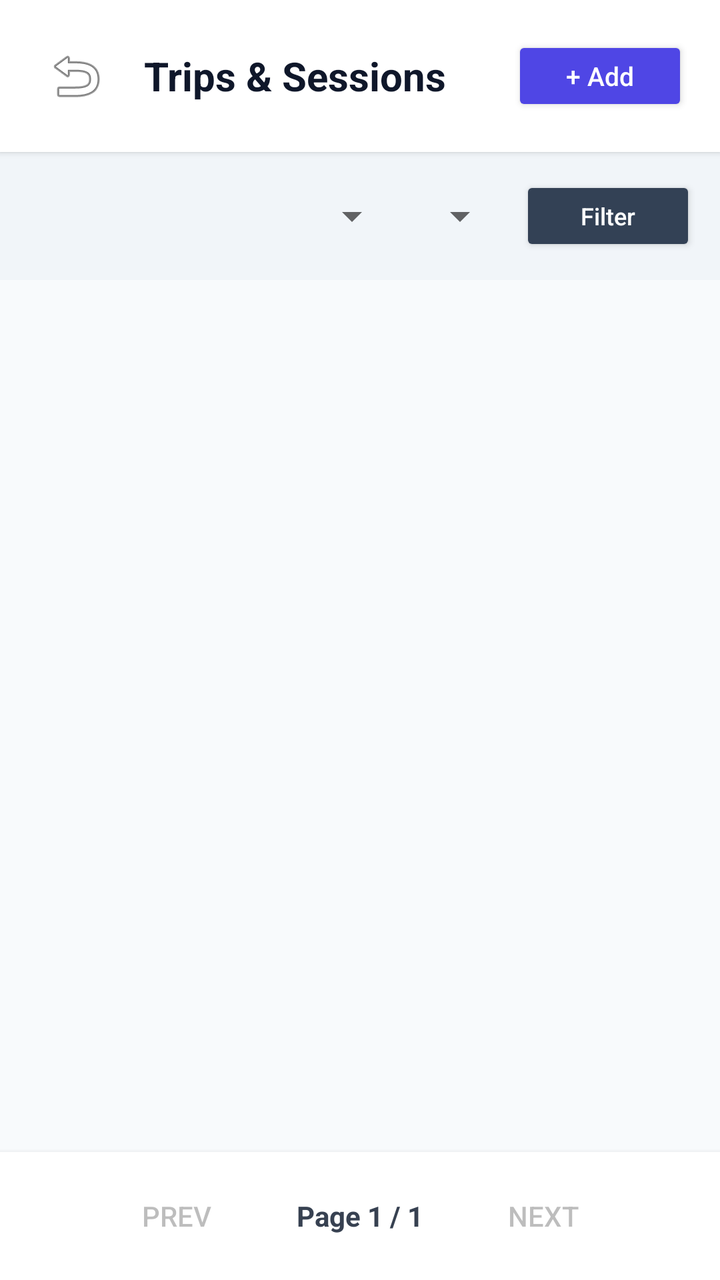
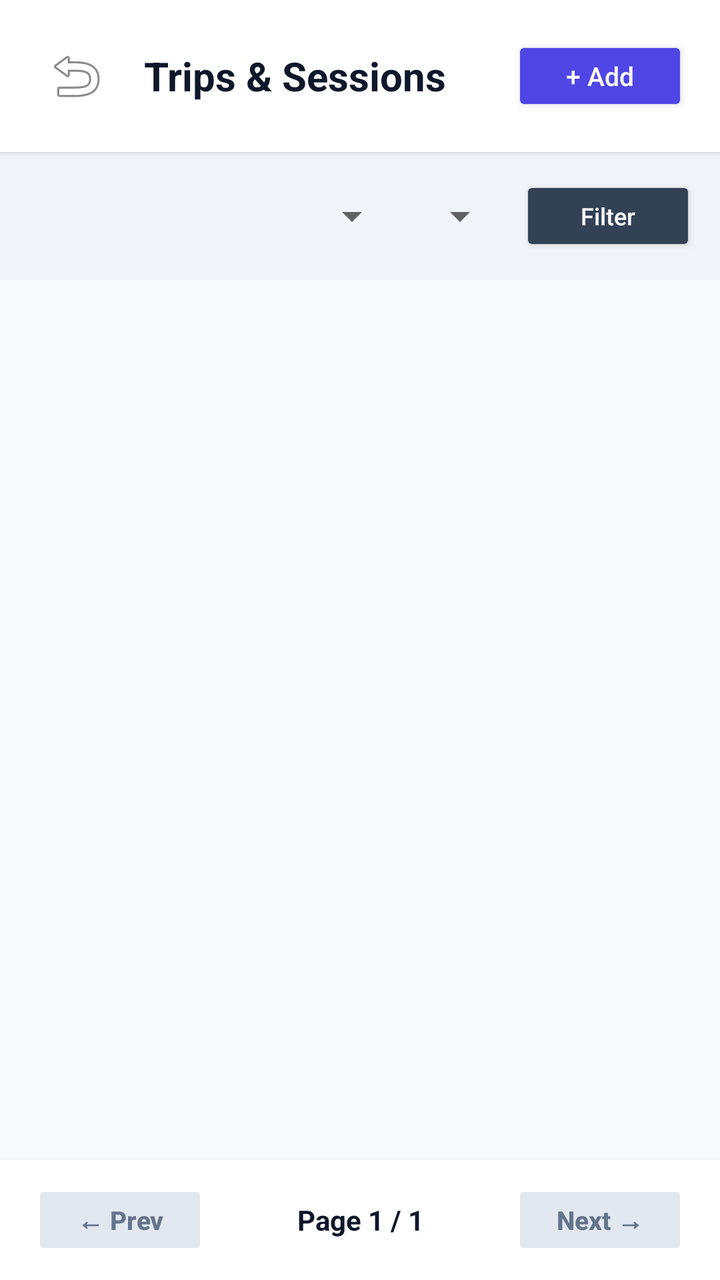

Two renders of the same Android screen: before a commit and after it. Below are the layout's source before the change and the commit's diff.
<!-- AndroidManifest.xml: application theme Theme.LocationService -->
<!-- res/layout/activity_sessions.xml -->
<?xml version="1.0" encoding="utf-8"?>
<LinearLayout xmlns:android="http://schemas.android.com/apk/res/android"
    android:layout_width="match_parent"
    android:layout_height="match_parent"
    android:orientation="vertical"
    android:background="#F8FAFC"
    android:fitsSystemWindows="true">

    
    <LinearLayout
        android:layout_width="match_parent"
        android:layout_height="wrap_content"
        android:orientation="horizontal"
        android:gravity="center_vertical"
        android:padding="16dp"
        android:background="#FFFFFF"
        android:elevation="2dp">

        <ImageButton
            android:id="@+id/btnBack"
            android:layout_width="44dp"
            android:layout_height="44dp"
            android:background="?attr/selectableItemBackgroundBorderless"
            android:src="@android:drawable/ic_menu_revert"
            android:contentDescription="Back" />

        <TextView
            android:layout_width="0dp"
            android:layout_height="wrap_content"
            android:layout_weight="1"
            android:layout_marginStart="12dp"
            android:text="Trips &amp; Sessions"
            android:textSize="20sp"
            android:textStyle="bold"
            android:textColor="#0F172A" />

        <Button
            android:id="@+id/btnAddSession"
            android:layout_width="wrap_content"
            android:layout_height="40dp"
            android:text="+ Add"
            android:textSize="13sp"
            android:textAllCaps="false"
            android:backgroundTint="#4F46E5"
            android:textColor="#FFFFFF" />
    </LinearLayout>

    
    <LinearLayout
        android:layout_width="match_parent"
        android:layout_height="wrap_content"
        android:orientation="horizontal"
        android:padding="12dp"
        android:background="#F1F5F9">

        <Spinner
            android:id="@+id/spinnerCarFilter"
            android:layout_width="0dp"
            android:layout_height="40dp"
            android:layout_weight="1"
            android:layout_marginEnd="6dp" />

        <Spinner
            android:id="@+id/spinnerYearFilter"
            android:layout_width="wrap_content"
            android:layout_height="40dp"
            android:layout_marginEnd="6dp" />

        <Button
            android:id="@+id/btnApplyFilters"
            android:layout_width="wrap_content"
            android:layout_height="40dp"
            android:text="Filter"
            android:textSize="12sp"
            android:textAllCaps="false"
            android:backgroundTint="#334155"
            android:textColor="#FFFFFF" />
    </LinearLayout>

    <ProgressBar
        android:id="@+id/progressBar"
        android:layout_width="wrap_content"
        android:layout_height="wrap_content"
        android:layout_gravity="center"
        android:layout_marginTop="32dp"
        android:visibility="gone" />

    <TextView
        android:id="@+id/tvEmptyState"
        android:layout_width="match_parent"
        android:layout_height="wrap_content"
        android:text="No recorded trips found."
        android:gravity="center"
        android:textColor="#64748B"
        android:padding="32dp"
        android:visibility="gone" />

    <ScrollView
        android:layout_width="match_parent"
        android:layout_height="0dp"
        android:layout_weight="1">

        <LinearLayout
            android:id="@+id/containerSessions"
            android:layout_width="match_parent"
            android:layout_height="wrap_content"
            android:orientation="vertical"
            android:padding="16dp" />
    </ScrollView>

    
    <LinearLayout
        android:layout_width="match_parent"
        android:layout_height="wrap_content"
        android:orientation="horizontal"
        android:gravity="center"
        android:padding="8dp"
        android:background="#FFFFFF"
        android:elevation="4dp">

        <Button
            android:id="@+id/btnPrevPage"
            android:layout_width="wrap_content"
            android:layout_height="wrap_content"
            android:text="Prev"
            android:enabled="false"
            style="?android:attr/borderlessButtonStyle" />

        <TextView
            android:id="@+id/tvPageInfo"
            android:layout_width="wrap_content"
            android:layout_height="wrap_content"
            android:text="Page 1 / 1"
            android:layout_marginHorizontal="16dp"
            android:textColor="#374151"
            android:textStyle="bold" />

        <Button
            android:id="@+id/btnNextPage"
            android:layout_width="wrap_content"
            android:layout_height="wrap_content"
            android:text="Next"
            android:enabled="false"
            style="?android:attr/borderlessButtonStyle" />
    </LinearLayout>
</LinearLayout>
<!-- resources referenced by this layout -->
<resources>
  <style name="Theme.LocationService" parent="Theme.AppCompat.DayNight.NoActionBar">
          <item name="colorPrimary">#6200EE</item>
          <item name="colorPrimaryVariant">#3700B3</item>
          <item name="colorOnPrimary">#FFFFFF</item>
          <item name="android:statusBarColor">?attr/colorPrimaryVariant</item>
      </style>
</resources>

<!-- the commit's change to res/layout/activity_sessions.xml (unified diff, before → after) -->
@@ -113,34 +113,45 @@
         android:layout_width="match_parent"
         android:layout_height="wrap_content"
         android:orientation="horizontal"
-        android:gravity="center"
-        android:padding="8dp"
+        android:gravity="center_vertical"
+        android:paddingHorizontal="16dp"
+        android:paddingVertical="10dp"
         android:background="#FFFFFF"
-        android:elevation="4dp">
+        android:elevation="6dp">
 
         <Button
             android:id="@+id/btnPrevPage"
             android:layout_width="wrap_content"
-            android:layout_height="wrap_content"
-            android:text="Prev"
-            android:enabled="false"
-            style="?android:attr/borderlessButtonStyle" />
+            android:layout_height="40dp"
+            android:text="← Prev"
+            android:textSize="13sp"
+            android:textStyle="bold"
+            android:textAllCaps="false"
+            android:backgroundTint="#E2E8F0"
+            android:textColor="#64748B"
+            android:enabled="false" />
 
         <TextView
             android:id="@+id/tvPageInfo"
-            android:layout_width="wrap_content"
+            android:layout_width="0dp"
             android:layout_height="wrap_content"
+            android:layout_weight="1"
+            android:gravity="center"
             android:text="Page 1 / 1"
-            android:layout_marginHorizontal="16dp"
-            android:textColor="#374151"
+            android:textSize="14sp"
+            android:textColor="#0F172A"
             android:textStyle="bold" />
 
         <Button
             android:id="@+id/btnNextPage"
             android:layout_width="wrap_content"
-            android:layout_height="wrap_content"
-            android:text="Next"
-            android:enabled="false"
-            style="?android:attr/borderlessButtonStyle" />
+            android:layout_height="40dp"
+            android:text="Next →"
+            android:textSize="13sp"
+            android:textStyle="bold"
+            android:textAllCaps="false"
+            android:backgroundTint="#E2E8F0"
+            android:textColor="#64748B"
+            android:enabled="false" />
     </LinearLayout>
 </LinearLayout>
